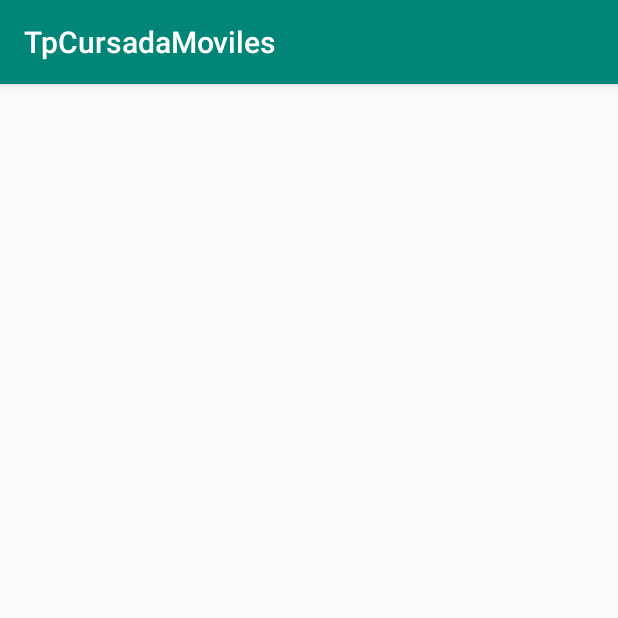
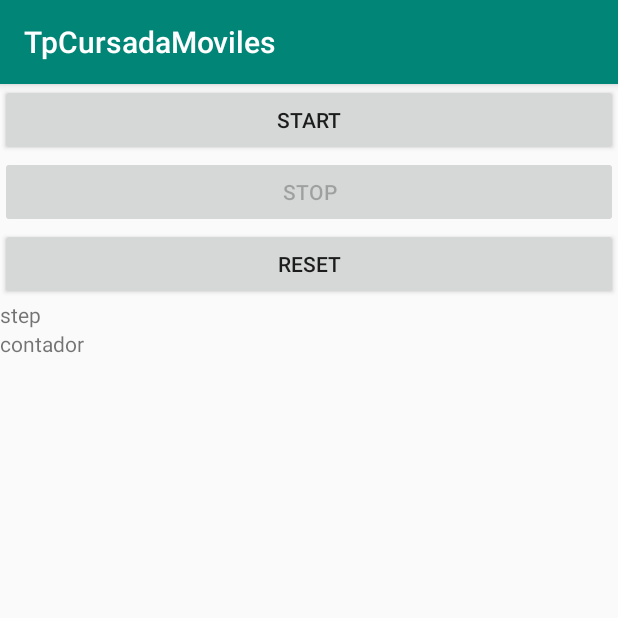
Before and after one commit to juanstampone/TpCursadaMoviles, an Android app: the screen it shows after launch (SegundaEntrega before the commit, TerceraEntrega after it), after a tap on "SEGUNDA ENTREGA", on a phone screen of 412 x 824 dp, the top half of it. Run offline under Robolectric (Android 15) with nearby library versions, the phone set to English and light mode, and no system bars.

Commit message:
Tercera Entrega incompleta

```diff
--- a/app/src/main/AndroidManifest.xml
+++ b/app/src/main/AndroidManifest.xml
@@ -9,7 +9,8 @@
         android:roundIcon="@mipmap/ic_launcher_round"
         android:supportsRtl="true"
         android:theme="@style/AppTheme">
-        <activity android:name=".Calculo"></activity>
+        <activity android:name=".TerceraEntrega"></activity>
+        <activity android:name=".Calculo" />
         <activity android:name=".SegundaEntrega" />
         <activity android:name=".PrimeraEntrega" />
         <activity android:name=".MainActivity">
--- a/app/src/main/java/com/example/tpcursadamoviles/MainActivity.java
+++ b/app/src/main/java/com/example/tpcursadamoviles/MainActivity.java
@@ -11,6 +11,7 @@ public class MainActivity extends AppCompatActivity {
 
     private Button siguiente;
     private Button segundaEntrega;
+    private Button terceraEntregra;
 
     @Override
     protected void onCreate(Bundle savedInstanceState) {
@@ -34,5 +35,14 @@ public class MainActivity extends AppCompatActivity {
             }
         });
 
+        terceraEntregra = (Button) findViewById(R.id.buttonTerEnt);
+        segundaEntrega.setOnClickListener(new View.OnClickListener() {
+            @Override
+            public void onClick(View v) {
+                Intent siguiente = new Intent(MainActivity.this,TerceraEntrega.class);
+                startActivity(siguiente);
+            }
+        });
+
     }
 }
--- /dev/null
+++ b/app/src/main/java/com/example/tpcursadamoviles/TerceraEntrega.java
@@ -0,0 +1,56 @@
+package com.example.tpcursadamoviles;
+
+import androidx.appcompat.app.AppCompatActivity;
+
+import android.os.AsyncTask;
+import android.os.Bundle;
+import android.util.Log;
+import android.widget.Button;
+import android.widget.TextView;
+
+import org.w3c.dom.Text;
+
+import java.util.concurrent.TimeUnit;
+
+public class TerceraEntrega extends AppCompatActivity {
+
+    private Button start;
+    private Button stop;
+    private Button reset;
+    private TextView contador;
+    private int cont = 0;
+    private boolean active = false;
+    public final static String TAG = "MainActivity";
+
+
+    @Override
+    protected void onCreate(Bundle savedInstanceState) {
+        super.onCreate(savedInstanceState);
+        setContentView(R.layout.activity_tercera_entrega);
+        start = (Button) findViewById(R.id.start);
+        stop = (Button) findViewById(R.id.stop);
+        reset = (Button) findViewById(R.id.reset);
+        contador = (TextView) findViewById(R.id.contador);
+        stop.setEnabled(false);
+
+        class Inner extends AsyncTask<Integer, Integer, Void> {
+
+            @Override
+            protected Void doInBackground(Integer... integers) {
+                active = true;
+                // stop.setEnabled(true);
+                while (active) {
+                    try {
+                        Thread.sleep(1000);
+                    } catch (InterruptedException e) {
+                        e.printStackTrace();
+                    }
+                    cont++;
+                    Log.d(TAG, "Segudos : " + contador);
+                }
+                return null;
+            }
+
+        }
+    }
+}
--- /dev/null
+++ b/app/src/main/res/layout/activity_tercera_entrega.xml
@@ -0,0 +1,46 @@
+<?xml version="1.0" encoding="utf-8"?>
+<androidx.constraintlayout.widget.ConstraintLayout xmlns:android="http://schemas.android.com/apk/res/android"
+    xmlns:app="http://schemas.android.com/apk/res-auto"
+    xmlns:tools="http://schemas.android.com/tools"
+    android:layout_width="match_parent"
+    android:layout_height="match_parent"
+    tools:context=".TerceraEntrega">
+
+    <LinearLayout
+        android:layout_width="match_parent"
+        android:layout_height="match_parent"
+        android:orientation="vertical">
+
+        <Button
+            android:id="@+id/start"
+            android:layout_width="match_parent"
+            android:layout_height="wrap_content"
+            android:text="@string/start"
+            />
+
+        <Button
+            android:id="@+id/stop"
+            android:layout_width="match_parent"
+            android:layout_height="wrap_content"
+            android:text="@string/stop" />
+
+        <Button
+            android:id="@+id/reset"
+            android:layout_width="match_parent"
+            android:layout_height="wrap_content"
+            android:text="@string/reset" />
+
+        <TextView
+            android:id="@+id/step"
+            android:layout_width="match_parent"
+            android:layout_height="wrap_content"
+            android:text="@string/step" />
+
+        <TextView
+            android:id="@+id/contador"
+            android:layout_width="match_parent"
+            android:layout_height="wrap_content"
+            android:text="@string/contador" />
+
+    </LinearLayout>
+</androidx.constraintlayout.widget.ConstraintLayout>
--- a/app/src/main/res/values/strings.xml
+++ b/app/src/main/res/values/strings.xml
@@ -10,5 +10,11 @@
     <string name="buttonValor2" />
     <string name="val1">value 1</string>
     <string name="val2">value 2</string>
-    <string name="PrimeraEntrega" >PRIMERA ENTREGA</string>
+    <string name="PrimeraEntrega">PRIMERA ENTREGA</string>
+    <string name="buttonTerEnt">TERCERA ENTREGA</string>
+    <string name="start">start</string>
+    <string name="reset">reset</string>
+    <string name="stop">stop</string>
+    <string name="step">step</string>
+    <string name="contador">contador</string>
 </resources>
```
Also changed, not shown: app/src/main/res/layout/activity_main.xml (+21 -18 lines).
